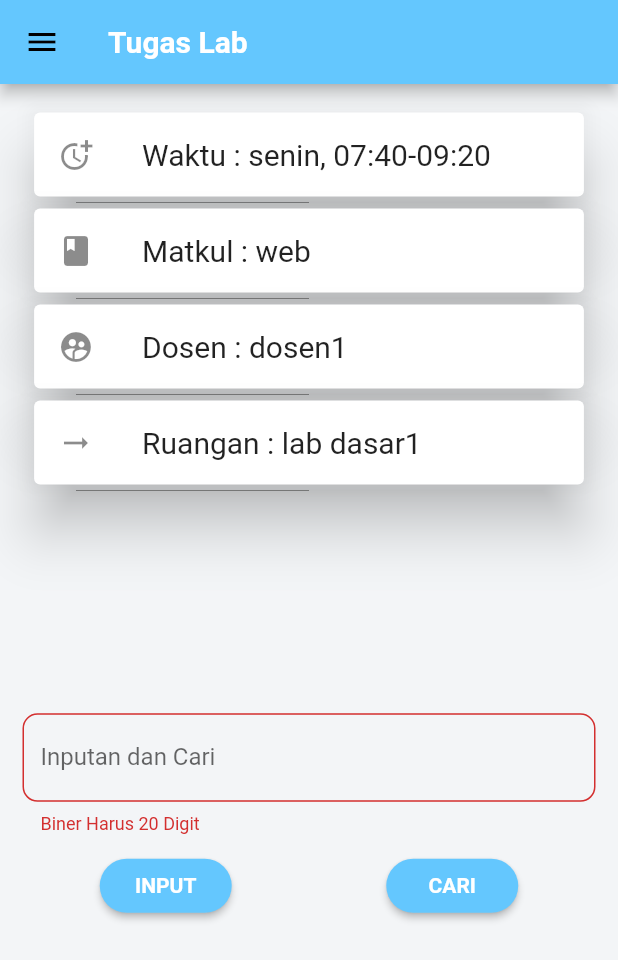
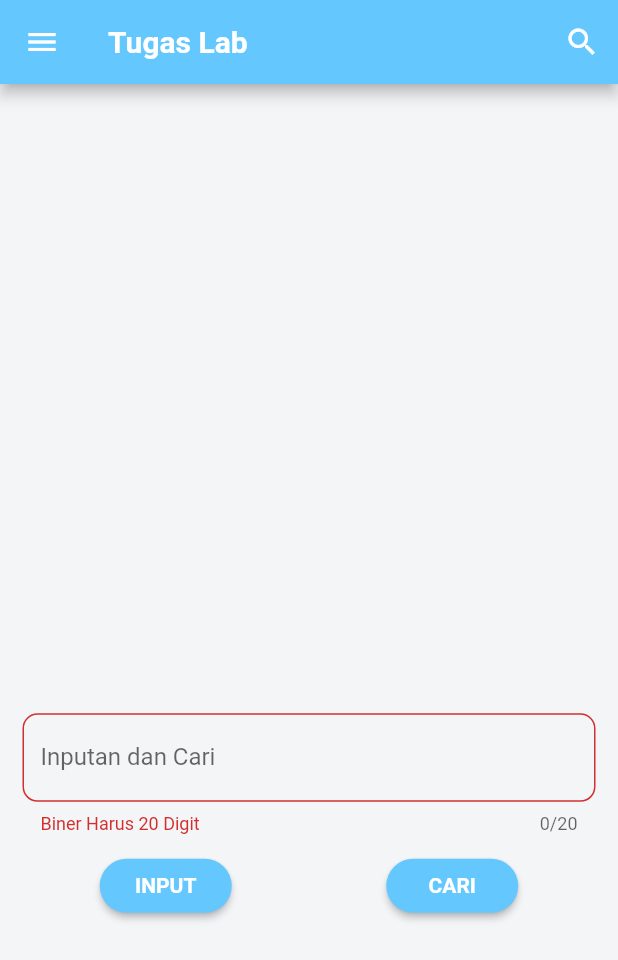
Before and after one commit to alwijein/Tugas-001-App, a Flutter app: the screen it shows after launch, on a phone screen of 412 x 824 dp. Shown: the top 960 px of the screen. Run offline on Flutter 3.47's test engine with Material 2 defaults, Android fonts, the phone set to English and light mode, and no system bars; Roboto replaces fonts that are missing (Redressed-Regular).

Commit message:
Perubahan Fungsi Perulangan

```diff
--- a/lib/Models/jadwal_kuliah.dart
+++ b/lib/Models/JadwalKuliah.dart
@@ -7,10 +7,9 @@ class JadwalKuliah {
 
   JadwalKuliah(
       {this.mataKuliah, this.dosen, this.kelas, this.waktu, this.ruangan});
-}
 
-List<JadwalKuliah> jadwalkuliah = [
-  JadwalKuliah(
+
+static JadwalKuliah jadwalkuliah = JadwalKuliah(
     mataKuliah: [
       "web",
       "jarkom",
@@ -64,5 +63,5 @@ List<JadwalKuliah> jadwalkuliah = [
       "labfikom",
       "labrobotika"
     ],
-  )
-];
+  );
+}
--- a/lib/main.dart
+++ b/lib/main.dart
@@ -12,6 +12,9 @@ class MyApp extends StatelessWidget {
       title: "Tugas Lab",
       debugShowCheckedModeBanner: false,
       theme: ThemeData(
+        appBarTheme: AppBarTheme(
+         iconTheme: IconThemeData(color: Colors.white)
+        ),
         primaryColor: Color(0xFF64C7FE),
         accentColor: Colors.white,
         scaffoldBackgroundColor: Color(0xFFF3F5F7),
--- /dev/null
+++ b/lib/screens/home/SearchBiner.dart
@@ -0,0 +1,32 @@
+import 'package:flutter/material.dart';
+
+class SearchBiner extends SearchDelegate{
+  @override
+  List<Widget> buildActions(BuildContext context){
+    return <Widget>[
+      IconButton(icon: Icon(Icons.close), onPressed: (){
+        query = "";
+      })
+    ];
+  }
+
+  @override
+  Widget buildLeading(BuildContext context) {
+      return IconButton(icon: Icon(Icons.arrow_back), onPressed: (){
+        Navigator.pop(context);
+      });
+    }
+
+    @override
+    Widget buildResults(BuildContext context) {
+      return Container(
+        // child: Center(child: Text(selectedResult),),
+      );
+    }
+
+    @override
+    Widget buildSuggestions(BuildContext context) {
+    // TODO: implement buildSuggestions
+    throw UnimplementedError();
+  }
+}
--- a/lib/screens/home/home-screens.dart
+++ b/lib/screens/home/home-screens.dart
@@ -1,3 +1,5 @@
+import 'package:algoritma_genetika/Models/JadwalKuliah.dart';
+import 'package:algoritma_genetika/screens/home/SearchBiner.dart';
 import 'package:flutter/material.dart';
 import 'dart:math' show pow;
 
@@ -11,103 +13,15 @@ class _HomeScreenState extends State<HomeScreen> {
   final GlobalKey<ScaffoldState> _scaffoldKey = new GlobalKey<ScaffoldState>();
 
   List crhomosome = new List(16);
+
   List hasil = new List(5);
+
   List subSub = new List(20);
-  // List subSubOne = new List(20);
+
   List atoiX = new List(20);
 
-  var mataKuliah = [
-    "web",
-    "jarkom",
-    "struktur data",
-    "basis data I",
-    "basis data II",
-    "microcontroler",
-    "microprocessor",
-    "Pengantar Pemrograman",
-    "Pemrograman Terstruktur",
-    "APL",
-    "SPK",
-    "matematika dasar",
-    "statistika",
-    "robotika",
-    "algoritma",
-    "fisika"
-  ];
-  var dosen = [
-    "dosen1",
-    "dosen2",
-    "dosen3",
-    "dosen4",
-    "dosen5",
-    "dosen6",
-    "dosen7",
-    "dosen8",
-    "dosen9",
-    "dosen10",
-    "dosen11",
-    "dosen12",
-    "dosen13",
-    "dosen14",
-    "dosen15",
-    "dosen16"
-  ];
-  var kelas = [
-    "A1",
-    "A2",
-    "A3",
-    "A4",
-    "A5",
-    "A6",
-    "A7",
-    "A8",
-    "A9",
-    "B1",
-    "B2",
-    "B3",
-    "B4",
-    "B5",
-    "B6",
-    "B7"
-  ];
-  var waktu = [
-    "senin, 07:40-09:20",
-    "senin, 09:20-11:00",
-    "senin, 13:00-14:40",
-    "senin, 14:40-16:20",
-    "selasa, 07:40-09:20",
-    "selasa, 09:20-11:00",
-    "selasa, 13:00-14:40",
-    "selasa, 14:40-16:20",
-    "rabu, 07:40-09:20",
-    "rabu, 09:20-11:00",
-    "rabu, 13:00-14:40",
-    "rabu, 14:40-16:20",
-    "kamis, 07:40-09:20",
-    "kamis, 09:20-11:00",
-    "kamis, 13:00-14:40",
-    "kamis, 13:00-14:40"
-  ];
-  var ruangan = [
-    "lab dasar1",
-    "lab dasar2",
-    "lab dasar3",
-    "lab dasar4",
-    "lab jaringan1",
-    "lab jaringan2",
-    "lab jaringan3",
-    "lab jaringan4",
-    "lab multimedia1",
-    "lab multimedia2",
-    "lab multimedia3",
-    "lab multimedia4",
-    "lab micro1",
-    "lab micro2",
-    "lab micro3",
-    "lab micro4"
-  ];
+  int x = 0;
 
-  int x = 0;
   var nol = 0;
   var satu = 0;
   var dua = 0;
@@ -118,8 +32,16 @@ class _HomeScreenState extends State<HomeScreen> {
   Widget build(BuildContext context) {
     return Scaffold(
       key: _scaffoldKey,
-      resizeToAvoidBottomInset: false,
+      resizeToAvoidBottomInset: true,
       appBar: AppBar(
+        actions: <Widget>[
+          IconButton(
+            onPressed: (){
+              // showSearch(context: context, delegate: SearchBiner());
+            },
+            icon: Icon(Icons.search),
+          ),
+        ],
         title: Text(
           "Tugas Lab",
           style: TextStyle(
@@ -162,9 +84,9 @@ class _HomeScreenState extends State<HomeScreen> {
           child: Form(
             // ignore: deprecated_member_use
             autovalidate: true,
-            child: Column(
-              mainAxisAlignment: MainAxisAlignment.start,
-              crossAxisAlignment: CrossAxisAlignment.center,
+            child: ListView(
+              // mainAxisAlignment: MainAxisAlignment.start,
+              // crossAxisAlignment: CrossAxisAlignment.center,
               children: [
                 Container(
                     padding: EdgeInsets.fromLTRB(0.0, 0.0, 0.0, 0.0),
@@ -174,60 +96,7 @@ class _HomeScreenState extends State<HomeScreen> {
                       children: <Widget>[
                         Column(
                           crossAxisAlignment: CrossAxisAlignment.start,
-                          children: [
-                            for (int i = 0; i < x; i++)
-                              if (cari == crhomosome[i])
-                                Card(
-                                  elevation: 16,
-                                  child: ListTile(
-                                    leading: Icon(Icons.sensor_door),
-                                    title: Text(
-                                      "Kelas : " + kelas[dua].toString(),
-                                      style: TextStyle(fontSize: 20.0),
-                                    ),
-                                  ),
-                                ),
-                            Card(
-                              elevation: 16,
-                              child: ListTile(
-                                leading: Icon(Icons.more_time),
-                                title: Text(
-                                  "Waktu : " + waktu[empat].toString(),
-                                  style: TextStyle(fontSize: 20.0),
-                                ),
-                              ),
-                            ),
-                            Card(
-                              elevation: 16,
-                              child: ListTile(
-                                leading: Icon(Icons.book),
-                                title: Text(
-                                  "Matkul : " + mataKuliah[nol].toString(),
-                                  style: TextStyle(fontSize: 20.0),
-                                ),
-                              ),
-                            ),
-                            Card(
-                              elevation: 16,
-                              child: ListTile(
-                                leading: Icon(Icons.supervised_user_circle),
-                                title: Text(
-                                  "Dosen : " + dosen[satu].toString(),
-                                  style: TextStyle(fontSize: 20.0),
-                                ),
-                              ),
-                            ),
-                            Card(
-                              elevation: 16,
-                              child: ListTile(
-                                leading: Icon(Icons.arrow_right_alt_sharp),
-                                title: Text(
-                                  "Ruangan : " + ruangan[tiga].toString(),
-                                  style: TextStyle(fontSize: 20.0),
-                                ),
-                              ),
-                            ),
-                          ],
+                          children: this._listBiner(),
                           // 10011001100110011001
                         ),
                       ],
@@ -248,6 +117,7 @@ class _HomeScreenState extends State<HomeScreen> {
                       setState(() {});
                     },
                     keyboardType: TextInputType.number,
+                    maxLength: 20,
                     controller: controller1,
                   ),
                 ),
@@ -357,6 +227,69 @@ class _HomeScreenState extends State<HomeScreen> {
       ),
     );
   }
+
+  List<Widget> _listBiner() {
+    List<Widget> temp = [];
+    for (int i = 0; i < x; i++) {
+      temp = [
+            Card(
+              elevation: 16,
+              child: ListTile(
+                leading: Icon(Icons.sensor_door),
+                title: Text(
+                  "Kelas : " + JadwalKuliah.jadwalkuliah.kelas[dua].toString(),
+                  style: TextStyle(fontSize: 20.0),
+                ),
+              ),
+            ),
+            Card(
+              elevation: 16,
+              child: ListTile(
+                leading: Icon(Icons.more_time),
+                title: Text(
+                  "Waktu : " +
+                      JadwalKuliah.jadwalkuliah.waktu[empat].toString(),
+                  style: TextStyle(fontSize: 20.0),
+                ),
+              ),
+            ),
+            Card(
+              elevation: 16,
+              child: ListTile(
+                leading: Icon(Icons.book),
+                title: Text(
+                  "Matkul : " +
+                      JadwalKuliah.jadwalkuliah.mataKuliah[nol].toString(),
+                  style: TextStyle(fontSize: 20.0),
+                ),
+              ),
+            ),
+            Card(
+              elevation: 16,
+              child: ListTile(
+                leading: Icon(Icons.supervised_user_circle),
+                title: Text(
+                  "Dosen : " + JadwalKuliah.jadwalkuliah.dosen[nol].toString(),
+                  style: TextStyle(fontSize: 20.0),
+                ),
+              ),
+            ),
+            Card(
+              elevation: 16,
+              child: ListTile(
+                leading: Icon(Icons.arrow_right_alt_sharp),
+                title: Text(
+                  "Ruangan : " +
+                      JadwalKuliah.jadwalkuliah.ruangan[tiga].toString(),
+                  style: TextStyle(fontSize: 20.0),
+                ),
+              ),
+            )
+          // ]
+      ];
+    }
+    return temp;
+  }
 }
 
 String validatorBin(String value) {
```
